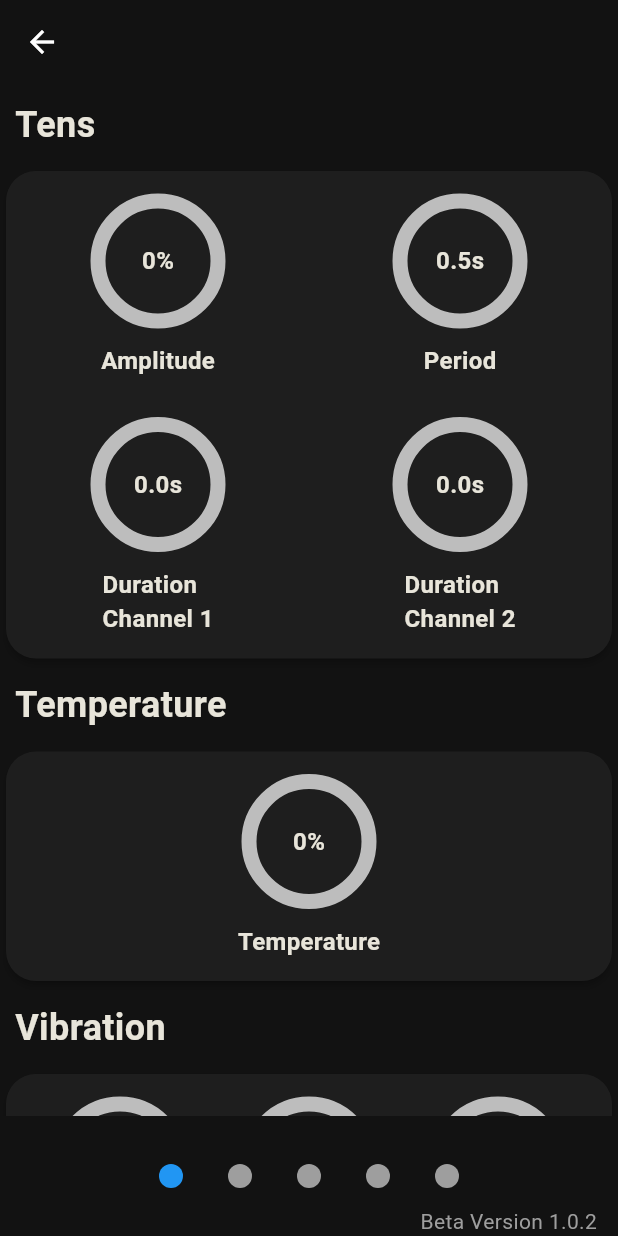
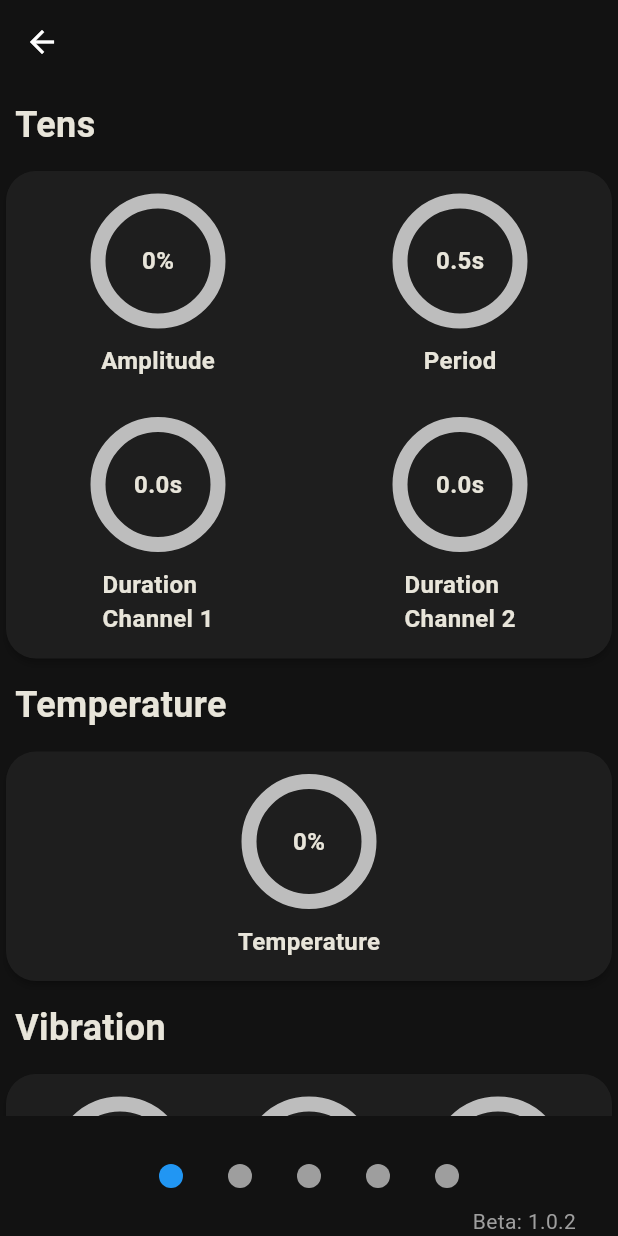
Before and after one commit to HaskizMe/PainDrainPhoneApp, a Flutter app: the PageNavigation screen opened directly, on a phone screen of 412 x 824 dp. Run offline on Flutter 3.47's test engine with Material 3 defaults, Android fonts, the phone set to English and light mode, and no system bars; our stand-ins replace device_preview, dots_indicator, flutter_blue_plus, get, package_info_plus, percent_indicator and 2 more; accounts and stored records are empty.

Commit message:
uploaded test flight version of app

```diff
--- a/lib/main.dart
+++ b/lib/main.dart
@@ -216,9 +216,9 @@ class _PageNavigationState extends State<PageNavigation> with WidgetsBindingObse
           const Align(
             alignment: Alignment.bottomRight,
             child: Padding(
-              padding: EdgeInsets.only(bottom: 0.0, right: 14.0),
+              padding: EdgeInsets.only(bottom: 0.0, right: 28.0),
               child: Text(
-                  'Beta Version 1.0.2',
+                  'Beta: 1.0.2',
                 style: TextStyle(
                   color: Colors.grey
                 ),
```
Also changed, not shown: 2 other files.
